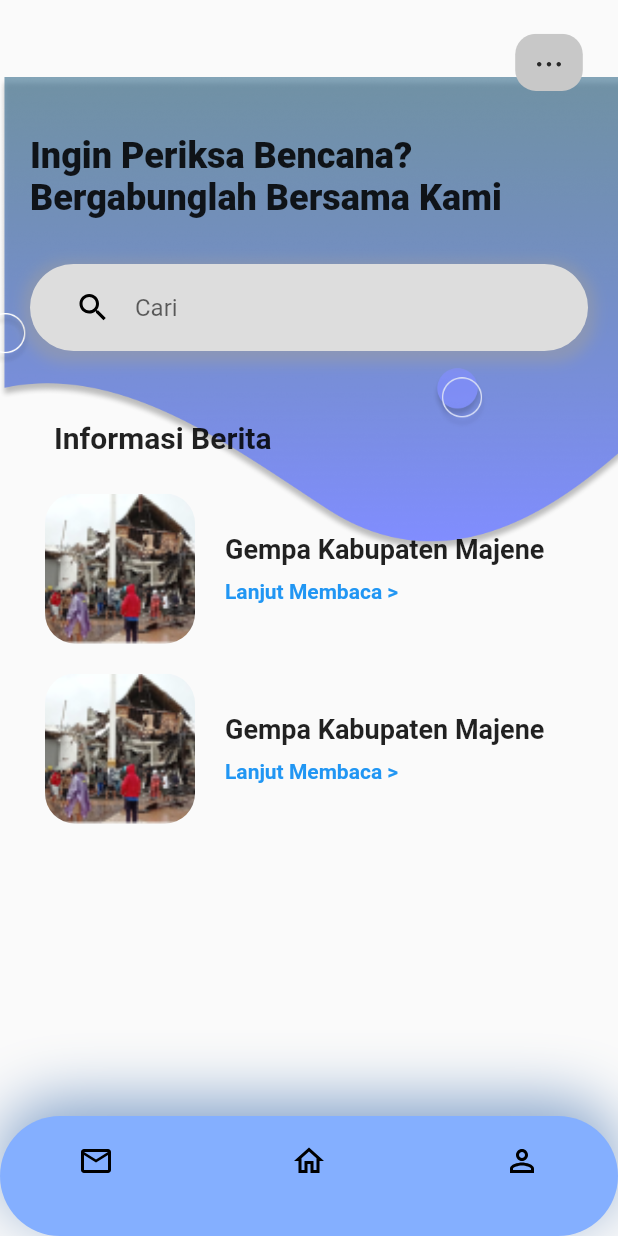
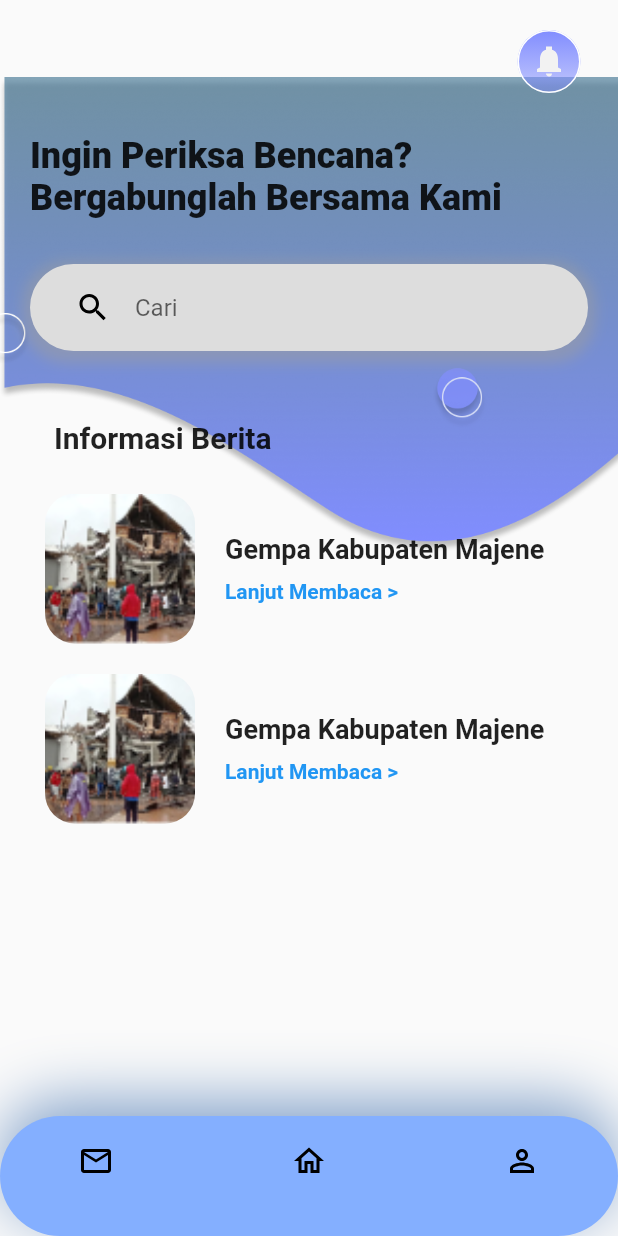
Before and after one commit to ihsanasfarii/Self-Safety-Report-Apps, a Flutter app: the beranda screen opened by its route, on a phone screen of 412 x 824 dp. Run offline on Flutter 3.47's test engine with Material 2 defaults, Android fonts, the phone set to English and light mode, and no system bars; our stand-ins replace flutter_svg; missing offline and left inert: flutter_responsive, hovering.

Commit message:
Detail jadi notif

```diff
--- a/lib/Beranda/beranda.dart
+++ b/lib/Beranda/beranda.dart
@@ -28,7 +28,7 @@ class beranda extends StatelessWidget {
                       alignment: Alignment.center,
                       height: 90,
                       width: 52,
-                      child: SvgPicture.asset("assets/icon/Detail.svg"),
+                      child: SvgPicture.asset("assets/icon/Notif.svg"),
                     ),
                   ),
                   Text(
```
